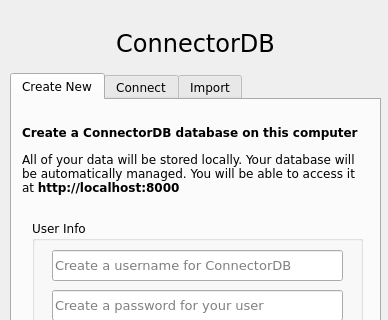
Above: src/resources/login.ui from heedy/connectordb-desktop before the change; both pictures show x 0 to 388 and y 97 to 417 of the 388 by 613 pixel window. Below: the same form after it.
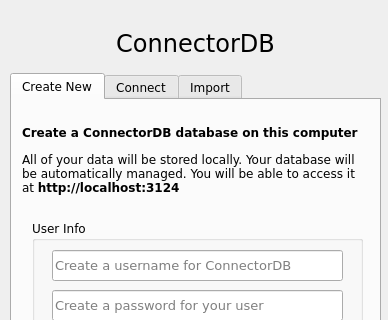
That is the form after the change. Icons and pictures are not drawn.

Commit message: Updated port to new ConnectorDB default

```diff
--- a/src/resources/login.ui
+++ b/src/resources/login.ui
@@ -84,7 +84,7 @@
       </font>
      </property>
      <property name="text">
-      <string>&lt;html&gt;&lt;head/&gt;&lt;body&gt;&lt;p&gt;&lt;span style=&quot; font-weight:600;&quot;&gt;Create a ConnectorDB database on this computer&lt;/span&gt;&lt;/p&gt;&lt;p&gt;All of your data will be stored locally. Your database will be automatically managed. You will be able to access it at &lt;span style=&quot; font-weight:600;&quot;&gt;http://localhost:8000&lt;/span&gt;&lt;/p&gt;&lt;/body&gt;&lt;/html&gt;</string>
+      <string>&lt;html&gt;&lt;head/&gt;&lt;body&gt;&lt;p&gt;&lt;span style=&quot; font-weight:600;&quot;&gt;Create a ConnectorDB database on this computer&lt;/span&gt;&lt;/p&gt;&lt;p&gt;All of your data will be stored locally. Your database will be automatically managed. You will be able to access it at &lt;span style=&quot; font-weight:600;&quot;&gt;http://localhost:3124&lt;/span&gt;&lt;/p&gt;&lt;/body&gt;&lt;/html&gt;</string>
      </property>
      <property name="textFormat">
       <enum>Qt::RichText</enum>
```
The commit also changes 2 other files.
